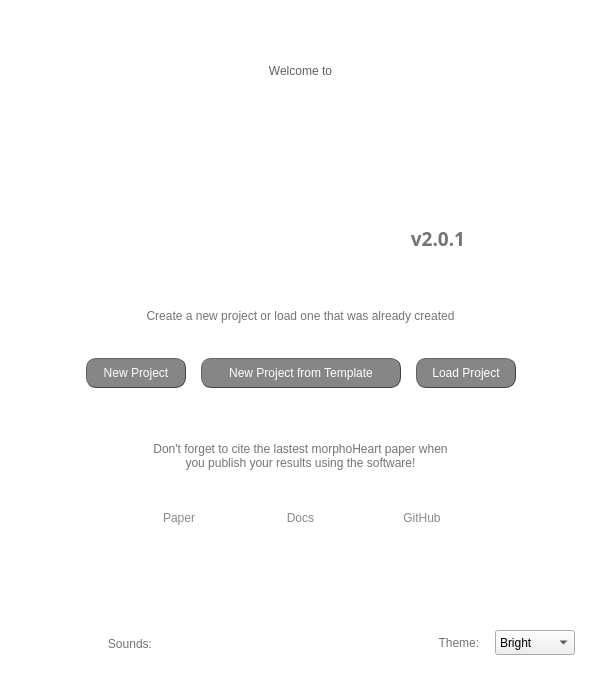
The window that gui/welcome_screen.ui (jsanchez679/morphoHeart_rev) describes before a commit, drawn with Qt 5.
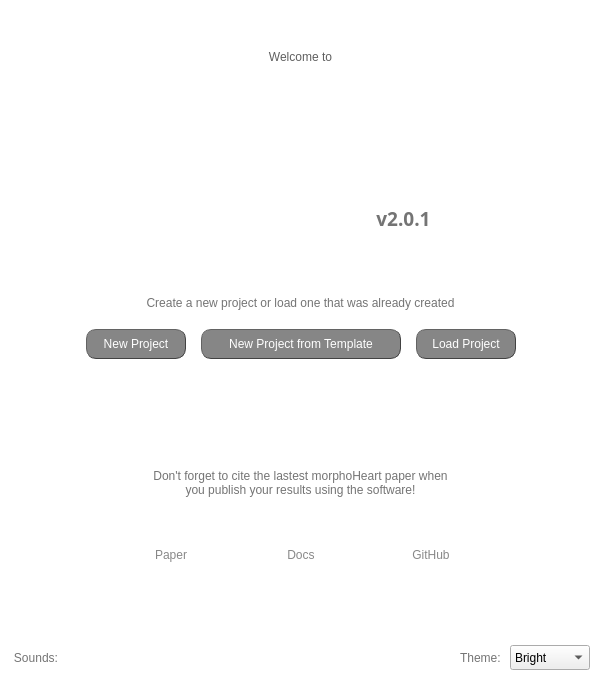
The same window after the commit.

Commit message: Added layout to most windows (exc new proj), examples mplib and interpr

What changed in the file:
```diff
--- a/gui/welcome_screen.ui
+++ b/gui/welcome_screen.ui
@@ -16,15 +16,22 @@
   <property name="styleSheet">
    <string notr="true">QDialog{background-color: rgb(255, 255, 255);}</string>
   </property>
+  <layout class="QVBoxLayout" name="verticalLayout">
+   <item>
+    <spacer name="horizontalSpacer_5">
+     <property name="orientation">
+      <enum>Qt::Horizontal</enum>
+     </property>
+     <property name="sizeHint" stdset="0">
+      <size>
+       <width>40</width>
+       <height>20</height>
+      </size>
+     </property>
+    </spacer>
+   </item>
+   <item>
   <widget class="QLabel" name="welcome_to_msg">
-   <property name="geometry">
-    <rect>
-     <x>0</x>
-     <y>35</y>
-     <width>601</width>
-     <height>71</height>
-    </rect>
-   </property>
    <property name="styleSheet">
     <string notr="true">font: 25 38pt &quot;Calibri Light&quot;; color: rgb(95, 95, 95)
 </string>
@@ -36,146 +43,115 @@
     <set>Qt::AlignCenter</set>
    </property>
   </widget>
-  <widget class="QWidget" name="horizontalLayoutWidget">
-   <property name="geometry">
-    <rect>
-     <x>0</x>
-     <y>500</y>
-     <width>601</width>
-     <height>36</height>
-    </rect>
-   </property>
-   <layout class="QHBoxLayout" name="horizontalLayout">
-    <item>
-     <widget class="QLabel" name="mH_logo_XL_2">
-      <property name="frameShape">
-       <enum>QFrame::NoFrame</enum>
-      </property>
-      <property name="text">
-       <string>&lt;html&gt;&lt;head/&gt;&lt;body&gt;&lt;p&gt;&lt;br/&gt;&lt;/p&gt;&lt;/body&gt;&lt;/html&gt;</string>
-      </property>
-      <property name="alignment">
-       <set>Qt::AlignCenter</set>
-      </property>
-     </widget>
-    </item>
-    <item>
-     <widget class="QPushButton" name="btn_link2paper">
-      <property name="styleSheet">
-       <string notr="true">QPushButton{ border: none;
-color:rgb(136, 136, 136);
-font: 12pt &quot;Calibri&quot;;}
-
-QPushButton:hover{
-	color: rgb(255, 60, 128)}
-</string>
-      </property>
-      <property name="text">
-       <string>Paper</string>
-      </property>
-     </widget>
-    </item>
-    <item>
-     <widget class="QPushButton" name="btn_link2docs">
-      <property name="styleSheet">
-       <string notr="true">QPushButton{ border: none;
-color:rgb(136, 136, 136);
-font: 12pt &quot;Calibri&quot;;}
-
-QPushButton:hover{
-	color: rgb(255, 60, 128)}
-</string>
-      </property>
-      <property name="text">
-       <string>Docs</string>
-      </property>
-     </widget>
-    </item>
-    <item>
-     <widget class="QPushButton" name="btn_link2github">
-      <property name="styleSheet">
-       <string notr="true">QPushButton{ border: none;
-color:rgb(136, 136, 136);
-font: 12pt &quot;Calibri&quot;;}
-
-QPushButton:hover{
-	color: rgb(255, 60, 128)}
-</string>
-      </property>
-      <property name="text">
-       <string>GitHub</string>
-      </property>
-     </widget>
-    </item>
-    <item>
-     <widget class="QLabel" name="mH_logo_XL_3">
-      <property name="frameShape">
-       <enum>QFrame::NoFrame</enum>
-      </property>
-      <property name="text">
-       <string>&lt;html&gt;&lt;head/&gt;&lt;body&gt;&lt;p&gt;&lt;br/&gt;&lt;/p&gt;&lt;/body&gt;&lt;/html&gt;</string>
-      </property>
-      <property name="alignment">
-       <set>Qt::AlignCenter</set>
-      </property>
-     </widget>
-    </item>
-   </layout>
-  </widget>
-  <widget class="QWidget" name="horizontalLayoutWidget_3">
-   <property name="geometry">
-    <rect>
-     <x>25</x>
-     <y>630</y>
-     <width>211</width>
-     <height>27</height>
-    </rect>
-   </property>
-   <layout class="QHBoxLayout" name="hL_sound_on_off">
-    <item>
-     <widget class="QLabel" name="label_instructions_5">
-      <property name="sizePolicy">
-       <sizepolicy hsizetype="Fixed" vsizetype="Fixed">
-        <horstretch>0</horstretch>
-        <verstretch>0</verstretch>
-       </sizepolicy>
-      </property>
+   </item>
+   <item alignment="Qt::AlignBottom">
+    <widget class="QLabel" name="mH_logo_XL">
       <property name="minimumSize">
        <size>
-        <width>50</width>
-        <height>25</height>
+       <width>0</width>
+       <height>110</height>
        </size>
       </property>
       <property name="maximumSize">
        <size>
-        <width>50</width>
-        <height>25</height>
-       </size>
+       <width>16777215</width>
+       <height>110</height>
+      </size>
+     </property>
+     <property name="frameShape">
+      <enum>QFrame::NoFrame</enum>
+     </property>
+     <property name="text">
+      <string>&lt;html&gt;&lt;head/&gt;&lt;body&gt;&lt;p&gt;&lt;br/&gt;&lt;/p&gt;&lt;/body&gt;&lt;/html&gt;</string>
+     </property>
+     <property name="alignment">
+      <set>Qt::AlignCenter</set>
+     </property>
+    </widget>
+   </item>
+   <item>
+    <layout class="QHBoxLayout" name="horizontalLayout_4">
+     <item>
+      <spacer name="horizontalSpacer_2">
+       <property name="orientation">
+        <enum>Qt::Horizontal</enum>
+       </property>
+       <property name="sizeHint" stdset="0">
+        <size>
+         <width>40</width>
+         <height>20</height>
+        </size>
+       </property>
+      </spacer>
+     </item>
+     <item>
+      <widget class="QLabel" name="label">
+       <property name="minimumSize">
+        <size>
+         <width>200</width>
+         <height>0</height>
+        </size>
+       </property>
+       <property name="text">
+        <string/>
+       </property>
+      </widget>
+     </item>
+     <item>
+      <widget class="QLabel" name="label_instructions_2">
+       <property name="font">
+        <font>
+         <family>Calibri Light</family>
+         <pointsize>12</pointsize>
+         <weight>3</weight>
+         <italic>false</italic>
+         <bold>false</bold>
+        </font>
       </property>
       <property name="layoutDirection">
        <enum>Qt::LeftToRight</enum>
       </property>
       <property name="styleSheet">
-       <string notr="true">font: 25 10pt &quot;Calibri Light&quot;; color: rgb(116, 116, 116)</string>
+        <string notr="true">font: 25 12pt &quot;Calibri Light&quot;; color: rgb(116, 116, 116)</string>
       </property>
       <property name="text">
-       <string>Sounds:</string>
+        <string>&lt;html&gt;&lt;head/&gt;&lt;body&gt;&lt;p&gt;&lt;span style=&quot; font-size:14pt; font-weight:600;&quot;&gt;v2.0.1&lt;/span&gt;&lt;/p&gt;&lt;/body&gt;&lt;/html&gt;</string>
       </property>
       <property name="alignment">
-       <set>Qt::AlignCenter</set>
+        <set>Qt::AlignHCenter|Qt::AlignTop</set>
       </property>
      </widget>
     </item>
-   </layout>
-  </widget>
+     <item>
+      <spacer name="horizontalSpacer_3">
+       <property name="orientation">
+        <enum>Qt::Horizontal</enum>
+       </property>
+       <property name="sizeHint" stdset="0">
+        <size>
+         <width>20</width>
+         <height>20</height>
+        </size>
+       </property>
+      </spacer>
+     </item>
+    </layout>
+   </item>
+   <item>
+    <layout class="QVBoxLayout" name="verticalLayout_2">
+     <item>
   <widget class="QLabel" name="label_instructions">
-   <property name="geometry">
-    <rect>
-     <x>0</x>
-     <y>290</y>
-     <width>601</width>
-     <height>51</height>
-    </rect>
+       <property name="minimumSize">
+        <size>
+         <width>0</width>
+         <height>60</height>
+        </size>
+       </property>
+       <property name="maximumSize">
+        <size>
+         <width>16777215</width>
+         <height>40</height>
+        </size>
    </property>
    <property name="layoutDirection">
     <enum>Qt::LeftToRight</enum>
@@ -190,38 +166,8 @@
     <set>Qt::AlignCenter</set>
    </property>
   </widget>
-  <widget class="QLabel" name="label_instructions_3">
-   <property name="geometry">
-    <rect>
-     <x>0</x>
-     <y>425</y>
-     <width>601</width>
-     <height>61</height>
-    </rect>
-   </property>
-   <property name="layoutDirection">
-    <enum>Qt::LeftToRight</enum>
-   </property>
-   <property name="styleSheet">
-    <string notr="true">font: 25 12pt &quot;Calibri Light&quot;; color: rgb(116, 116, 116)</string>
-   </property>
-   <property name="text">
-    <string>Don't forget to cite the lastest morphoHeart paper when 
-you publish your results using the software!</string>
-   </property>
-   <property name="alignment">
-    <set>Qt::AlignCenter</set>
-   </property>
-  </widget>
-  <widget class="QWidget" name="horizontalLayoutWidget_2">
-   <property name="geometry">
-    <rect>
-     <x>0</x>
-     <y>350</y>
-     <width>601</width>
-     <height>46</height>
-    </rect>
-   </property>
+     </item>
+     <item>
    <layout class="QHBoxLayout" name="horizontalLayout_2">
     <property name="spacing">
      <number>15</number>
@@ -372,16 +318,276 @@
      </widget>
     </item>
    </layout>
-  </widget>
+     </item>
+    </layout>
+   </item>
+   <item>
+    <widget class="QLabel" name="mH_logo_XL_2">
+     <property name="minimumSize">
+      <size>
+       <width>0</width>
+       <height>50</height>
+      </size>
+     </property>
+     <property name="maximumSize">
+      <size>
+       <width>16777215</width>
+       <height>110</height>
+      </size>
+     </property>
+     <property name="frameShape">
+      <enum>QFrame::NoFrame</enum>
+     </property>
+     <property name="text">
+      <string>&lt;html&gt;&lt;head/&gt;&lt;body&gt;&lt;p&gt;&lt;br/&gt;&lt;/p&gt;&lt;/body&gt;&lt;/html&gt;</string>
+     </property>
+     <property name="alignment">
+      <set>Qt::AlignCenter</set>
+     </property>
+    </widget>
+   </item>
+   <item>
+    <widget class="QLabel" name="label_instructions_3">
+     <property name="minimumSize">
+      <size>
+       <width>0</width>
+       <height>100</height>
+      </size>
+     </property>
+     <property name="maximumSize">
+      <size>
+       <width>16777215</width>
+       <height>80</height>
+      </size>
+     </property>
+     <property name="layoutDirection">
+      <enum>Qt::LeftToRight</enum>
+     </property>
+     <property name="styleSheet">
+      <string notr="true">font: 25 12pt &quot;Calibri Light&quot;; color: rgb(116, 116, 116)</string>
+     </property>
+     <property name="text">
+      <string>Don't forget to cite the lastest morphoHeart paper when 
+you publish your results using the software!</string>
+     </property>
+     <property name="alignment">
+      <set>Qt::AlignCenter</set>
+     </property>
+    </widget>
+   </item>
+   <item>
+    <layout class="QHBoxLayout" name="horizontalLayout">
+     <property name="spacing">
+      <number>10</number>
+     </property>
+     <item>
+      <spacer name="horizontalSpacer_8">
+       <property name="orientation">
+        <enum>Qt::Horizontal</enum>
+       </property>
+       <property name="sizeHint" stdset="0">
+        <size>
+         <width>40</width>
+         <height>20</height>
+        </size>
+       </property>
+      </spacer>
+     </item>
+     <item>
+      <widget class="QPushButton" name="btn_link2paper">
+       <property name="minimumSize">
+        <size>
+         <width>120</width>
+         <height>40</height>
+        </size>
+       </property>
+       <property name="maximumSize">
+        <size>
+         <width>120</width>
+         <height>60</height>
+        </size>
+       </property>
+       <property name="styleSheet">
+        <string notr="true">QPushButton{ border: none;
+color:rgb(136, 136, 136);
+font: 12pt &quot;Calibri&quot;;}
+
+QPushButton:hover{
+	color: rgb(255, 60, 128)}
+</string>
+       </property>
+       <property name="text">
+        <string>Paper</string>
+       </property>
+      </widget>
+     </item>
+     <item>
+      <widget class="QPushButton" name="btn_link2docs">
+       <property name="minimumSize">
+        <size>
+         <width>120</width>
+         <height>40</height>
+        </size>
+       </property>
+       <property name="maximumSize">
+        <size>
+         <width>120</width>
+         <height>60</height>
+        </size>
+       </property>
+       <property name="styleSheet">
+        <string notr="true">QPushButton{ border: none;
+color:rgb(136, 136, 136);
+font: 12pt &quot;Calibri&quot;;}
+
+QPushButton:hover{
+	color: rgb(255, 60, 128)}
+</string>
+       </property>
+       <property name="text">
+        <string>Docs</string>
+       </property>
+      </widget>
+     </item>
+     <item>
+      <widget class="QPushButton" name="btn_link2github">
+       <property name="minimumSize">
+        <size>
+         <width>120</width>
+         <height>40</height>
+        </size>
+       </property>
+       <property name="maximumSize">
+        <size>
+         <width>120</width>
+         <height>60</height>
+        </size>
+       </property>
+       <property name="styleSheet">
+        <string notr="true">QPushButton{ border: none;
+color:rgb(136, 136, 136);
+font: 12pt &quot;Calibri&quot;;}
+
+QPushButton:hover{
+	color: rgb(255, 60, 128)}
+</string>
+       </property>
+       <property name="text">
+        <string>GitHub</string>
+       </property>
+      </widget>
+     </item>
+     <item>
+      <spacer name="horizontalSpacer_9">
+       <property name="orientation">
+        <enum>Qt::Horizontal</enum>
+       </property>
+       <property name="sizeHint" stdset="0">
+        <size>
+         <width>40</width>
+         <height>20</height>
+        </size>
+       </property>
+      </spacer>
+     </item>
+    </layout>
+   </item>
+   <item>
+    <widget class="QLabel" name="mH_logo_XL_3">
+     <property name="minimumSize">
+      <size>
+       <width>0</width>
+       <height>50</height>
+      </size>
+     </property>
+     <property name="maximumSize">
+      <size>
+       <width>16777215</width>
+       <height>110</height>
+      </size>
+     </property>
+     <property name="frameShape">
+      <enum>QFrame::NoFrame</enum>
+     </property>
+     <property name="text">
+      <string>&lt;html&gt;&lt;head/&gt;&lt;body&gt;&lt;p&gt;&lt;br/&gt;&lt;/p&gt;&lt;/body&gt;&lt;/html&gt;</string>
+     </property>
+     <property name="alignment">
+      <set>Qt::AlignCenter</set>
+     </property>
+    </widget>
+   </item>
+   <item>
+    <layout class="QHBoxLayout" name="horizontalLayout_3">
+     <item>
+      <layout class="QHBoxLayout" name="hL_sound_on_off">
+       <item>
+        <widget class="QLabel" name="label_instructions_5">
+         <property name="sizePolicy">
+          <sizepolicy hsizetype="Fixed" vsizetype="Fixed">
+           <horstretch>0</horstretch>
+           <verstretch>0</verstretch>
+          </sizepolicy>
+         </property>
+         <property name="minimumSize">
+          <size>
+           <width>50</width>
+           <height>25</height>
+          </size>
+         </property>
+         <property name="maximumSize">
+          <size>
+           <width>50</width>
+           <height>25</height>
+          </size>
+         </property>
+         <property name="layoutDirection">
+          <enum>Qt::LeftToRight</enum>
+         </property>
+         <property name="styleSheet">
+          <string notr="true">font: 25 10pt &quot;Calibri Light&quot;; color: rgb(116, 116, 116)</string>
+         </property>
+         <property name="text">
+          <string>Sounds:</string>
+         </property>
+         <property name="alignment">
+          <set>Qt::AlignCenter</set>
+         </property>
+        </widget>
+       </item>
+      </layout>
+     </item>
+     <item>
+      <spacer name="horizontalSpacer">
+       <property name="orientation">
+        <enum>Qt::Horizontal</enum>
+       </property>
+       <property name="sizeHint" stdset="0">
+        <size>
+         <width>40</width>
+         <height>20</height>
+        </size>
+       </property>
+      </spacer>
+     </item>
+     <item>
+      <widget class="QLabel" name="label_instructions_4">
+       <property name="layoutDirection">
+        <enum>Qt::LeftToRight</enum>
+       </property>
+       <property name="styleSheet">
+        <string notr="true">font: 25 10pt &quot;Calibri Light&quot;; color: rgb(116, 116, 116)</string>
+       </property>
+       <property name="text">
+        <string>Theme: </string>
+       </property>
+       <property name="alignment">
+        <set>Qt::AlignCenter</set>
+       </property>
+      </widget>
+     </item>
+     <item>
   <widget class="QComboBox" name="cB_theme">
-   <property name="geometry">
-    <rect>
-     <x>495</x>
-     <y>630</y>
-     <width>80</width>
-     <height>25</height>
-    </rect>
-   </property>
    <property name="sizePolicy">
     <sizepolicy hsizetype="Fixed" vsizetype="Fixed">
      <horstretch>0</horstretch>
@@ -424,78 +630,10 @@
     </property>
    </item>
   </widget>
-  <widget class="QLabel" name="label_instructions_4">
-   <property name="geometry">
-    <rect>
-     <x>425</x>
-     <y>630</y>
-     <width>71</width>
-     <height>25</height>
-    </rect>
-   </property>
-   <property name="layoutDirection">
-    <enum>Qt::LeftToRight</enum>
-   </property>
-   <property name="styleSheet">
-    <string notr="true">font: 25 10pt &quot;Calibri Light&quot;; color: rgb(116, 116, 116)</string>
-   </property>
-   <property name="text">
-    <string>Theme: </string>
-   </property>
-   <property name="alignment">
-    <set>Qt::AlignCenter</set>
-   </property>
-  </widget>
-  <widget class="QLabel" name="label_instructions_2">
-   <property name="geometry">
-    <rect>
-     <x>275</x>
-     <y>225</y>
-     <width>326</width>
-     <height>21</height>
-    </rect>
-   </property>
-   <property name="font">
-    <font>
-     <family>Calibri Light</family>
-     <pointsize>12</pointsize>
-     <weight>3</weight>
-     <italic>false</italic>
-     <bold>false</bold>
-    </font>
-   </property>
-   <property name="layoutDirection">
-    <enum>Qt::LeftToRight</enum>
-   </property>
-   <property name="styleSheet">
-    <string notr="true">font: 25 12pt &quot;Calibri Light&quot;; color: rgb(116, 116, 116)</string>
-   </property>
-   <property name="text">
-    <string>&lt;html&gt;&lt;head/&gt;&lt;body&gt;&lt;p&gt;&lt;span style=&quot; font-size:14pt; font-weight:600;&quot;&gt;v2.0.1&lt;/span&gt;&lt;/p&gt;&lt;/body&gt;&lt;/html&gt;</string>
-   </property>
-   <property name="alignment">
-    <set>Qt::AlignCenter</set>
-   </property>
-  </widget>
-  <widget class="QLabel" name="mH_logo_XL">
-   <property name="geometry">
-    <rect>
-     <x>0</x>
-     <y>120</y>
-     <width>601</width>
-     <height>111</height>
-    </rect>
-   </property>
-   <property name="frameShape">
-    <enum>QFrame::NoFrame</enum>
-   </property>
-   <property name="text">
-    <string>&lt;html&gt;&lt;head/&gt;&lt;body&gt;&lt;p&gt;&lt;br/&gt;&lt;/p&gt;&lt;/body&gt;&lt;/html&gt;</string>
-   </property>
-   <property name="alignment">
-    <set>Qt::AlignCenter</set>
-   </property>
-  </widget>
+     </item>
+    </layout>
+   </item>
+  </layout>
  </widget>
  <resources>
   <include location="../images/images.qrc"/>
```
Lines whose indentation alone changed are shown as unchanged. The commit also changes 15 other files.
